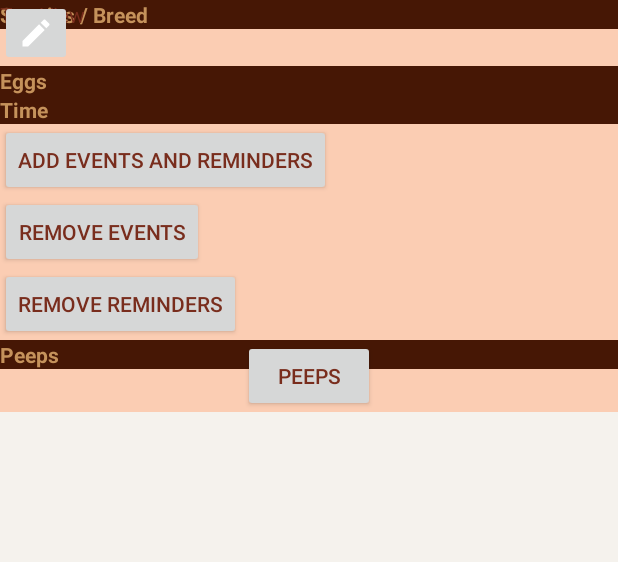
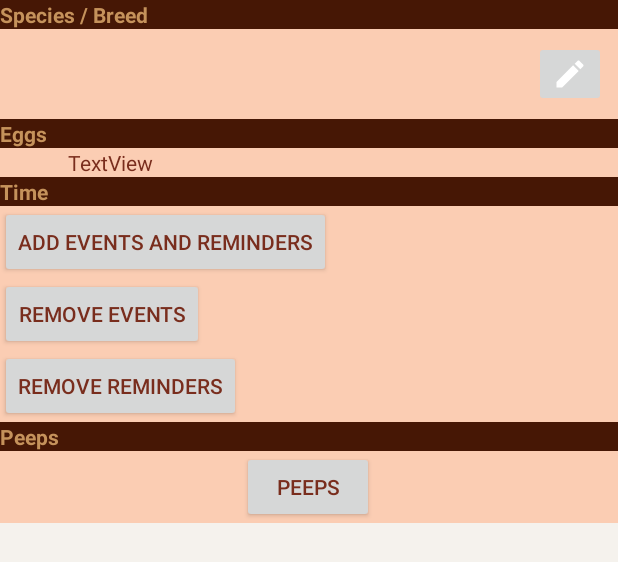
Before and after one commit to manfangllc/hatchtrack-android, an Android app: the layout frag_hatch.xml on its own in the app's theme, with its tools: preview values and no code run, on a phone screen of 412 x 824 dp. Shown: the top 562 px of the screen. Run offline under Robolectric (Android 15) with nearby library versions, the phone set to English and light mode, and no system bars.

Commit message:
frag_hatch layout to test calendar entries

```diff
--- a/app/src/main/res/layout/frag_hatch.xml
+++ b/app/src/main/res/layout/frag_hatch.xml
@@ -10,7 +10,7 @@
 
     <LinearLayout
         android:layout_width="match_parent"
-        android:layout_height="wrap_content"
+        android:layout_height="match_parent"
         android:orientation="vertical">
 
         <android.support.constraint.ConstraintLayout
@@ -31,24 +31,19 @@
                 app:layout_constraintRight_toRightOf="parent"
                 app:layout_constraintTop_toTopOf="parent" />
 
-        <TextView
-            android:id="@+id/textEggCount"
-            android:layout_width="wrap_content"
-            android:layout_height="wrap_content"
-            android:hint="@string/egg_count_hint"
-            android:text="TextView"
-            tools:layout_editor_absoluteX="45dp"
-            tools:layout_editor_absoluteY="90dp" />
-
             <ImageButton
                 android:id="@+id/imageButton"
                 android:layout_width="wrap_content"
                 android:layout_height="wrap_content"
+                android:layout_marginTop="8dp"
+                android:layout_marginEnd="8dp"
+                android:layout_marginBottom="8dp"
                 android:scaleType="fitXY"
                 android:src="@drawable/ic_action_edit"
-            app:srcCompat="@drawable/ic_action_edit"
-            tools:layout_editor_absoluteX="132dp"
-            tools:layout_editor_absoluteY="38dp" />
+                app:layout_constraintBottom_toBottomOf="parent"
+                app:layout_constraintEnd_toEndOf="parent"
+                app:layout_constraintTop_toBottomOf="@+id/labelSpecies"
+                app:srcCompat="@drawable/ic_action_edit" />
 
         </android.support.constraint.ConstraintLayout>
 
@@ -69,6 +64,16 @@
                 app:layout_constraintLeft_toLeftOf="parent"
                 app:layout_constraintRight_toRightOf="parent"
                 app:layout_constraintTop_toTopOf="parent" />
+
+            <TextView
+                android:id="@+id/textEggCount"
+                android:layout_width="wrap_content"
+                android:layout_height="wrap_content"
+                android:layout_marginStart="45dp"
+                android:hint="@string/egg_count_hint"
+                android:text="TextView"
+                app:layout_constraintStart_toStartOf="parent"
+                app:layout_constraintTop_toBottomOf="@id/labelEggs" />
 
         </android.support.constraint.ConstraintLayout>
 
@@ -139,9 +144,11 @@
                 android:layout_width="wrap_content"
                 android:layout_height="wrap_content"
                 android:text="Peeps"
+                app:layout_constraintBottom_toBottomOf="parent"
+                app:layout_constraintHorizontal_bias="0.498"
                 app:layout_constraintLeft_toLeftOf="parent"
                 app:layout_constraintRight_toRightOf="parent"
-                app:layout_constraintTop_toTopOf="parent" />
+                app:layout_constraintTop_toBottomOf="@+id/labelPeeps" />
 
         </android.support.constraint.ConstraintLayout>
 
```
Lines whose indentation alone changed are shown as unchanged.
